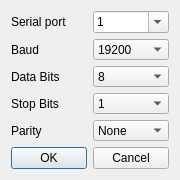
The window that ui/settingsmodbusrtu.ui (KunYi/pymodslave) describes before a commit, drawn with Qt 5.
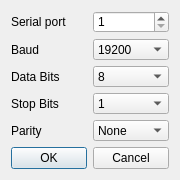
The same window after the commit. Icons and pictures are not drawn.

Patch:
```diff
--- a/ui/settingsmodbusrtu.ui
+++ b/ui/settingsmodbusrtu.ui
@@ -46,36 +46,6 @@
        <property name="text">
         <string>Serial port</string>
        </property>
-       <property name="buddy">
-        <cstring>cmbPort</cstring>
-       </property>
-      </widget>
-     </item>
-     <item row="0" column="1">
-      <widget class="QComboBox" name="cmbPort">
-       <property name="editable">
-        <bool>true</bool>
-       </property>
-       <item>
-        <property name="text">
-         <string>1</string>
-        </property>
-       </item>
-       <item>
-        <property name="text">
-         <string>2</string>
-        </property>
-       </item>
-       <item>
-        <property name="text">
-         <string>3</string>
-        </property>
-       </item>
-       <item>
-        <property name="text">
-         <string>4</string>
-        </property>
-       </item>
       </widget>
      </item>
      <item row="1" column="1">
@@ -226,6 +196,16 @@
        </item>
       </widget>
      </item>
+     <item row="0" column="1">
+      <widget class="QSpinBox" name="cmbPort">
+       <property name="minimum">
+        <number>1</number>
+       </property>
+       <property name="maximum">
+        <number>128</number>
+       </property>
+      </widget>
+     </item>
     </layout>
    </item>
    <item>
```
